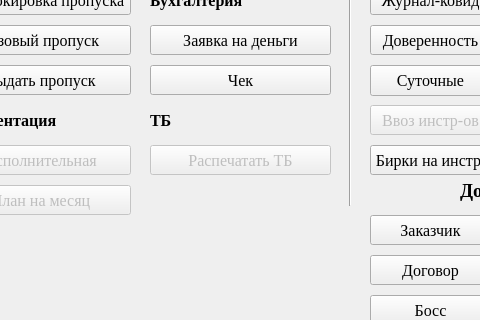
First picture: the form in notebook/sourse/ui_files/main_menu.ui, repository SmolPO/my_helper, before the edit; both pictures show x 100 to 580 and y 145 to 465 of the 780 by 589 pixel window.
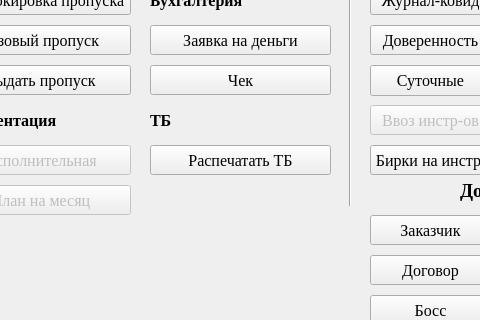
Second picture: the form after the edit.

```diff
--- a/notebook/sourse/ui_files/main_menu.ui
+++ b/notebook/sourse/ui_files/main_menu.ui
@@ -562,7 +562,7 @@
    </widget>
    <widget class="QPushButton" name="b_tb">
     <property name="enabled">
-     <bool>false</bool>
+     <bool>true</bool>
     </property>
     <property name="geometry">
      <rect>
```
